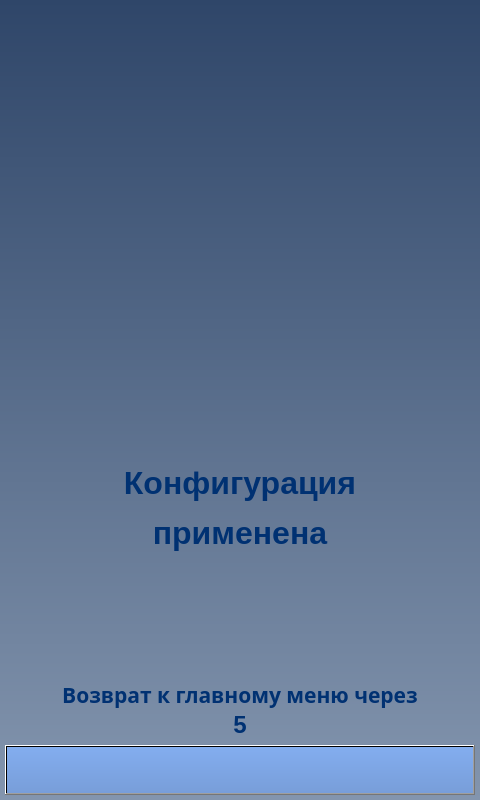
komrade2801/AutoSklad, file client/GUI/ui/screen_18_mass_drop_ok.ui: the form before one commit.
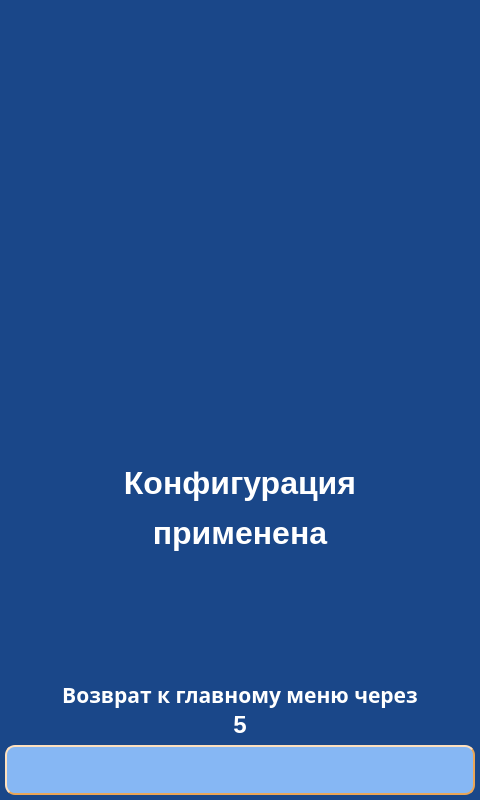
The form after the commit. Icons and pictures are not drawn.

Commit message: updated screens added new screens for drop operation

The edit to the form file:
```diff
--- a/client/GUI/ui/screen_18_mass_drop_ok.ui
+++ b/client/GUI/ui/screen_18_mass_drop_ok.ui
@@ -14,7 +14,31 @@
    <string>screen_18_mass_drop_ok</string>
   </property>
   <property name="styleSheet">
-   <string notr="true">background-color: qlineargradient(spread:pad, x1:0.5, y1:0, x2:0.5, y2:1, stop:0 rgba(47, 70, 105, 255), stop:1 rgba(131, 149, 174, 255));</string>
+   <string notr="true">QWidget{
+	background-color: #1A4789;
+}
+QLabel {
+	background: none;
+	color: #FFFFFF;
+	border-width: 0px;
+	border-radius: 0px;
+}
+#background {
+	color: #FFFFFF;
+	background-color: #1A4789;
+	border-width: 2px;
+	border-style: groove;
+	border-color: #ff9923;
+	border-radius: 0px;
+}
+QPushButton {
+	color: #000000;
+	background-color: #86B7F4;
+	border-width: 2px;
+	border-style: outset;
+	border-color: #EAA657;
+	border-radius: 10px;
+}</string>
   </property>
   <widget class="QPushButton" name="btn_back">
    <property name="geometry">
@@ -32,37 +56,26 @@
        <brush brushstyle="SolidPattern">
         <color alpha="255">
          <red>0</red>
-         <green>49</green>
-         <blue>114</blue>
+         <green>0</green>
+         <blue>0</blue>
         </color>
        </brush>
       </colorrole>
       <colorrole role="Button">
-       <brush brushstyle="LinearGradientPattern">
-        <gradient startx="0.500000000000000" starty="0.000000000000000" endx="0.500000000000000" endy="1.000000000000000" type="LinearGradient" spread="PadSpread" coordinatemode="ObjectBoundingMode">
-         <gradientstop position="0.000000000000000">
-          <color alpha="255">
-           <red>131</red>
-           <green>173</green>
-           <blue>239</blue>
-          </color>
-         </gradientstop>
-         <gradientstop position="1.000000000000000">
-          <color alpha="255">
-           <red>120</red>
-           <green>158</green>
-           <blue>217</blue>
-          </color>
-         </gradientstop>
-        </gradient>
+       <brush brushstyle="SolidPattern">
+        <color alpha="255">
+         <red>134</red>
+         <green>183</green>
+         <blue>244</blue>
+        </color>
        </brush>
       </colorrole>
       <colorrole role="Text">
        <brush brushstyle="SolidPattern">
         <color alpha="255">
          <red>0</red>
-         <green>49</green>
-         <blue>114</blue>
+         <green>0</green>
+         <blue>0</blue>
         </color>
        </brush>
       </colorrole>
@@ -70,49 +83,36 @@
        <brush brushstyle="SolidPattern">
         <color alpha="255">
          <red>0</red>
-         <green>49</green>
-         <blue>114</blue>
+         <green>0</green>
+         <blue>0</blue>
         </color>
        </brush>
       </colorrole>
       <colorrole role="Base">
-       <brush brushstyle="LinearGradientPattern">
-        <gradient startx="0.500000000000000" starty="0.000000000000000" endx="0.500000000000000" endy="1.000000000000000" type="LinearGradient" spread="PadSpread" coordinatemode="ObjectBoundingMode">
-         <gradientstop position="0.000000000000000">
-          <color alpha="255">
-           <red>131</red>
-           <green>173</green>
-           <blue>239</blue>
-          </color>
-         </gradientstop>
-         <gradientstop position="1.000000000000000">
-          <color alpha="255">
-           <red>120</red>
-           <green>158</green>
-           <blue>217</blue>
-          </color>
-         </gradientstop>
-        </gradient>
+       <brush brushstyle="SolidPattern">
+        <color alpha="255">
+         <red>134</red>
+         <green>183</green>
+         <blue>244</blue>
+        </color>
        </brush>
       </colorrole>
       <colorrole role="Window">
-       <brush brushstyle="LinearGradientPattern">
-        <gradient startx="0.500000000000000" starty="0.000000000000000" endx="0.500000000000000" endy="1.000000000000000" type="LinearGradient" spread="PadSpread" coordinatemode="ObjectBoundingMode">
-         <gradientstop position="0.000000000000000">
-          <color alpha="255">
-           <red>131</red>
-           <green>173</green>
-           <blue>239</blue>
-          </color>
-         </gradientstop>
-         <gradientstop position="1.000000000000000">
-          <color alpha="255">
-           <red>120</red>
-           <green>158</green>
-           <blue>217</blue>
-          </color>
-         </gradientstop>
-        </gradient>
+       <brush brushstyle="SolidPattern">
+        <color alpha="255">
+         <red>134</red>
+         <green>183</green>
+         <blue>244</blue>
+        </color>
+       </brush>
+      </colorrole>
+      <colorrole role="PlaceholderText">
+       <brush brushstyle="NoBrush">
+        <color alpha="128">
+         <red>0</red>
+         <green>49</green>
+         <blue>114</blue>
+        </color>
        </brush>
       </colorrole>
      </active>
@@ -121,37 +121,26 @@
        <brush brushstyle="SolidPattern">
         <color alpha="255">
          <red>0</red>
-         <green>49</green>
-         <blue>114</blue>
+         <green>0</green>
+         <blue>0</blue>
         </color>
        </brush>
       </colorrole>
       <colorrole role="Button">
-       <brush brushstyle="LinearGradientPattern">
-        <gradient startx="0.500000000000000" starty="0.000000000000000" endx="0.500000000000000" endy="1.000000000000000" type="LinearGradient" spread="PadSpread" coordinatemode="ObjectBoundingMode">
-         <gradientstop position="0.000000000000000">
-          <color alpha="255">
-           <red>131</red>
-           <green>173</green>
-           <blue>239</blue>
-          </color>
-         </gradientstop>
-         <gradientstop position="1.000000000000000">
-          <color alpha="255">
-           <red>120</red>
-           <green>158</green>
-           <blue>217</blue>
-          </color>
-         </gradientstop>
-        </gradient>
+       <brush brushstyle="SolidPattern">
+        <color alpha="255">
+         <red>134</red>
+         <green>183</green>
+         <blue>244</blue>
+        </color>
        </brush>
       </colorrole>
       <colorrole role="Text">
        <brush brushstyle="SolidPattern">
         <color alpha="255">
          <red>0</red>
-         <green>49</green>
-         <blue>114</blue>
+         <green>0</green>
+         <blue>0</blue>
         </color>
        </brush>
       </colorrole>
@@ -159,49 +148,36 @@
        <brush brushstyle="SolidPattern">
         <color alpha="255">
          <red>0</red>
-         <green>49</green>
-         <blue>114</blue>
+         <green>0</green>
+         <blue>0</blue>
         </color>
        </brush>
       </colorrole>
       <colorrole role="Base">
-       <brush brushstyle="LinearGradientPattern">
-        <gradient startx="0.500000000000000" starty="0.000000000000000" endx="0.500000000000000" endy="1.000000000000000" type="LinearGradient" spread="PadSpread" coordinatemode="ObjectBoundingMode">
-         <gradientstop position="0.000000000000000">
-          <color alpha="255">
-           <red>131</red>
-           <green>173</green>
-           <blue>239</blue>
-          </color>
-         </gradientstop>
-         <gradientstop position="1.000000000000000">
-          <color alpha="255">
-           <red>120</red>
-           <green>158</green>
-           <blue>217</blue>
-          </color>
-         </gradientstop>
-        </gradient>
+       <brush brushstyle="SolidPattern">
+        <color alpha="255">
+         <red>134</red>
+         <green>183</green>
+         <blue>244</blue>
+        </color>
        </brush>
       </colorrole>
       <colorrole role="Window">
-       <brush brushstyle="LinearGradientPattern">
-        <gradient startx="0.500000000000000" starty="0.000000000000000" endx="0.500000000000000" endy="1.000000000000000" type="LinearGradient" spread="PadSpread" coordinatemode="ObjectBoundingMode">
-         <gradientstop position="0.000000000000000">
-          <color alpha="255">
-           <red>131</red>
-           <green>173</green>
-           <blue>239</blue>
-          </color>
-         </gradientstop>
-         <gradientstop position="1.000000000000000">
-          <color alpha="255">
-           <red>120</red>
-           <green>158</green>
-           <blue>217</blue>
-          </color>
-         </gradientstop>
-        </gradient>
+       <brush brushstyle="SolidPattern">
+        <color alpha="255">
+         <red>134</red>
+         <green>183</green>
+         <blue>244</blue>
+        </color>
+       </brush>
+      </colorrole>
+      <colorrole role="PlaceholderText">
+       <brush brushstyle="NoBrush">
+        <color alpha="128">
+         <red>0</red>
+         <green>0</green>
+         <blue>0</blue>
+        </color>
        </brush>
       </colorrole>
      </inactive>
@@ -210,37 +186,26 @@
        <brush brushstyle="SolidPattern">
         <color alpha="255">
          <red>0</red>
-         <green>49</green>
-         <blue>114</blue>
+         <green>0</green>
+         <blue>0</blue>
         </color>
        </brush>
       </colorrole>
       <colorrole role="Button">
-       <brush brushstyle="LinearGradientPattern">
-        <gradient startx="0.500000000000000" starty="0.000000000000000" endx="0.500000000000000" endy="1.000000000000000" type="LinearGradient" spread="PadSpread" coordinatemode="ObjectBoundingMode">
-         <gradientstop position="0.000000000000000">
-          <color alpha="255">
-           <red>131</red>
-           <green>173</green>
-           <blue>239</blue>
-          </color>
-         </gradientstop>
-         <gradientstop position="1.000000000000000">
-          <color alpha="255">
-           <red>120</red>
-           <green>158</green>
-           <blue>217</blue>
-          </color>
-         </gradientstop>
-        </gradient>
+       <brush brushstyle="SolidPattern">
+        <color alpha="255">
+         <red>134</red>
+         <green>183</green>
+         <blue>244</blue>
+        </color>
        </brush>
       </colorrole>
       <colorrole role="Text">
        <brush brushstyle="SolidPattern">
         <color alpha="255">
          <red>0</red>
-         <green>49</green>
-         <blue>114</blue>
+         <green>0</green>
+         <blue>0</blue>
         </color>
        </brush>
       </colorrole>
@@ -248,49 +213,36 @@
        <brush brushstyle="SolidPattern">
         <color alpha="255">
          <red>0</red>
-         <green>49</green>
-         <blue>114</blue>
+         <green>0</green>
+         <blue>0</blue>
         </color>
        </brush>
       </colorrole>
       <colorrole role="Base">
-       <brush brushstyle="LinearGradientPattern">
-        <gradient startx="0.500000000000000" starty="0.000000000000000" endx="0.500000000000000" endy="1.000000000000000" type="LinearGradient" spread="PadSpread" coordinatemode="ObjectBoundingMode">
-         <gradientstop position="0.000000000000000">
-          <color alpha="255">
-           <red>131</red>
-           <green>173</green>
-           <blue>239</blue>
-          </color>
-         </gradientstop>
-         <gradientstop position="1.000000000000000">
-          <color alpha="255">
-           <red>120</red>
-           <green>158</green>
-           <blue>217</blue>
-          </color>
-         </gradientstop>
-        </gradient>
+       <brush brushstyle="SolidPattern">
+        <color alpha="255">
+         <red>134</red>
+         <green>183</green>
+         <blue>244</blue>
+        </color>
        </brush>
       </colorrole>
       <colorrole role="Window">
-       <brush brushstyle="LinearGradientPattern">
-        <gradient startx="0.500000000000000" starty="0.000000000000000" endx="0.500000000000000" endy="1.000000000000000" type="LinearGradient" spread="PadSpread" coordinatemode="ObjectBoundingMode">
-         <gradientstop position="0.000000000000000">
-          <color alpha="255">
-           <red>131</red>
-           <green>173</green>
-           <blue>239</blue>
-          </color>
-         </gradientstop>
-         <gradientstop position="1.000000000000000">
-          <color alpha="255">
-           <red>120</red>
-           <green>158</green>
-           <blue>217</blue>
-          </color>
-         </gradientstop>
-        </gradient>
+       <brush brushstyle="SolidPattern">
+        <color alpha="255">
+         <red>134</red>
+         <green>183</green>
+         <blue>244</blue>
+        </color>
+       </brush>
+      </colorrole>
+      <colorrole role="PlaceholderText">
+       <brush brushstyle="NoBrush">
+        <color alpha="128">
+         <red>0</red>
+         <green>49</green>
+         <blue>114</blue>
+        </color>
        </brush>
       </colorrole>
      </disabled>
@@ -309,10 +261,6 @@
    <property name="layoutDirection">
     <enum>Qt::LeftToRight</enum>
    </property>
-   <property name="styleSheet">
-    <string notr="true">background-color: qlineargradient(spread:pad, x1:0.5, y1:0, x2:0.5, y2:1, stop:0 rgba(131, 173, 239, 255), stop:1 rgba(120, 158, 217, 255));
-color: rgb(0, 49, 114);</string>
-   </property>
    <property name="text">
     <string/>
    </property>
@@ -342,9 +290,9 @@
       <colorrole role="WindowText">
        <brush brushstyle="SolidPattern">
         <color alpha="255">
-         <red>0</red>
-         <green>49</green>
-         <blue>114</blue>
+         <red>255</red>
+         <green>255</green>
+         <blue>255</blue>
         </color>
        </brush>
       </colorrole>
@@ -371,18 +319,18 @@
       <colorrole role="Text">
        <brush brushstyle="SolidPattern">
         <color alpha="255">
-         <red>0</red>
-         <green>49</green>
-         <blue>114</blue>
+         <red>255</red>
+         <green>255</green>
+         <blue>255</blue>
         </color>
        </brush>
       </colorrole>
       <colorrole role="ButtonText">
        <brush brushstyle="SolidPattern">
         <color alpha="255">
-         <red>0</red>
-         <green>49</green>
-         <blue>114</blue>
+         <red>255</red>
+         <green>255</green>
+         <blue>255</blue>
         </color>
        </brush>
       </colorrole>
@@ -426,14 +374,23 @@
         </gradient>
        </brush>
       </colorrole>
+      <colorrole role="PlaceholderText">
+       <brush brushstyle="NoBrush">
+        <color alpha="128">
+         <red>0</red>
+         <green>49</green>
+         <blue>114</blue>
+        </color>
+       </brush>
+      </colorrole>
      </active>
      <inactive>
       <colorrole role="WindowText">
        <brush brushstyle="SolidPattern">
         <color alpha="255">
-         <red>0</red>
-         <green>49</green>
-         <blue>114</blue>
+         <red>255</red>
+         <green>255</green>
+         <blue>255</blue>
         </color>
        </brush>
       </colorrole>
@@ -460,18 +417,18 @@
       <colorrole role="Text">
        <brush brushstyle="SolidPattern">
         <color alpha="255">
-         <red>0</red>
-         <green>49</green>
-         <blue>114</blue>
+         <red>255</red>
+         <green>255</green>
+         <blue>255</blue>
         </color>
        </brush>
       </colorrole>
       <colorrole role="ButtonText">
        <brush brushstyle="SolidPattern">
         <color alpha="255">
-         <red>0</red>
-         <green>49</green>
-         <blue>114</blue>
+         <red>255</red>
+         <green>255</green>
+         <blue>255</blue>
         </color>
        </brush>
       </colorrole>
@@ -515,14 +472,23 @@
         </gradient>
        </brush>
       </colorrole>
+      <colorrole role="PlaceholderText">
+       <brush brushstyle="NoBrush">
+        <color alpha="128">
+         <red>255</red>
+         <green>255</green>
+         <blue>255</blue>
+        </color>
+       </brush>
+      </colorrole>
      </inactive>
      <disabled>
       <colorrole role="WindowText">
        <brush brushstyle="SolidPattern">
         <color alpha="255">
-         <red>0</red>
-         <green>49</green>
-         <blue>114</blue>
+         <red>255</red>
+         <green>255</green>
+         <blue>255</blue>
         </color>
        </brush>
       </colorrole>
@@ -549,18 +515,18 @@
       <colorrole role="Text">
        <brush brushstyle="SolidPattern">
         <color alpha="255">
-         <red>0</red>
-         <green>49</green>
-         <blue>114</blue>
+         <red>255</red>
+         <green>255</green>
+         <blue>255</blue>
         </color>
        </brush>
       </colorrole>
       <colorrole role="ButtonText">
        <brush brushstyle="SolidPattern">
         <color alpha="255">
-         <red>0</red>
-         <green>49</green>
-         <blue>114</blue>
+         <red>255</red>
+         <green>255</green>
+         <blue>255</blue>
         </color>
        </brush>
       </colorrole>
@@ -604,6 +570,15 @@
         </gradient>
        </brush>
       </colorrole>
+      <colorrole role="PlaceholderText">
+       <brush brushstyle="NoBrush">
+        <color alpha="128">
+         <red>0</red>
+         <green>49</green>
+         <blue>114</blue>
+        </color>
+       </brush>
+      </colorrole>
      </disabled>
     </palette>
    </property>
@@ -615,10 +590,6 @@
      <bold>true</bold>
     </font>
    </property>
-   <property name="styleSheet">
-    <string notr="true">color: rgb(0, 49, 114);
-background-color: qlineargradient(spread:pad, x1:0, y1:0, x2:1, y2:0, stop:0 rgba(0, 0, 0, 0), stop:1 rgba(255, 255, 255, 0));</string>
-   </property>
    <property name="text">
     <string>Возврат к главному меню через</string>
    </property>
@@ -635,9 +606,6 @@
      <height>250</height>
     </rect>
    </property>
-   <property name="styleSheet">
-    <string notr="true">background-color: qlineargradient(spread:pad, x1:0, y1:0, x2:1, y2:0, stop:0 rgba(0, 0, 0, 0), stop:1 rgba(255, 255, 255, 0));</string>
-   </property>
    <property name="text">
     <string/>
    </property>
@@ -663,9 +631,9 @@
       <colorrole role="WindowText">
        <brush brushstyle="SolidPattern">
         <color alpha="255">
-         <red>0</red>
-         <green>49</green>
-         <blue>114</blue>
+         <red>255</red>
+         <green>255</green>
+         <blue>255</blue>
         </color>
        </brush>
       </colorrole>
@@ -692,18 +660,18 @@
       <colorrole role="Text">
        <brush brushstyle="SolidPattern">
         <color alpha="255">
-         <red>0</red>
-         <green>49</green>
-         <blue>114</blue>
+         <red>255</red>
+         <green>255</green>
+         <blue>255</blue>
         </color>
        </brush>
       </colorrole>
       <colorrole role="ButtonText">
        <brush brushstyle="SolidPattern">
         <color alpha="255">
-         <red>0</red>
-         <green>49</green>
-         <blue>114</blue>
+         <red>255</red>
+         <green>255</green>
+         <blue>255</blue>
         </color>
        </brush>
       </colorrole>
@@ -747,14 +715,23 @@
         </gradient>
        </brush>
       </colorrole>
+      <colorrole role="PlaceholderText">
+       <brush brushstyle="NoBrush">
+        <color alpha="128">
+         <red>0</red>
+         <green>49</green>
+         <blue>114</blue>
+        </color>
+       </brush>
+      </colorrole>
      </active>
      <inactive>
       <colorrole role="WindowText">
        <brush brushstyle="SolidPattern">
         <color alpha="255">
-         <red>0</red>
-         <green>49</green>
-         <blue>114</blue>
+         <red>255</red>
+         <green>255</green>
+         <blue>255</blue>
         </color>
        </brush>
       </colorrole>
@@ -781,18 +758,18 @@
       <colorrole role="Text">
        <brush brushstyle="SolidPattern">
         <color alpha="255">
-         <red>0</red>
-         <green>49</green>
-         <blue>114</blue>
+         <red>255</red>
+         <green>255</green>
+         <blue>255</blue>
         </color>
        </brush>
       </colorrole>
       <colorrole role="ButtonText">
        <brush brushstyle="SolidPattern">
         <color alpha="255">
-         <red>0</red>
-         <green>49</green>
-         <blue>114</blue>
+         <red>255</red>
+         <green>255</green>
+         <blue>255</blue>
         </color>
        </brush>
       </colorrole>
@@ -836,14 +813,23 @@
         </gradient>
        </brush>
       </colorrole>
+      <colorrole role="PlaceholderText">
+       <brush brushstyle="NoBrush">
+        <color alpha="128">
+         <red>255</red>
+         <green>255</green>
+         <blue>255</blue>
+        </color>
+       </brush>
+      </colorrole>
      </inactive>
      <disabled>
       <colorrole role="WindowText">
        <brush brushstyle="SolidPattern">
         <color alpha="255">
-         <red>0</red>
-         <green>49</green>
-         <blue>114</blue>
+         <red>255</red>
+         <green>255</green>
+         <blue>255</blue>
         </color>
        </brush>
       </colorrole>
@@ -870,18 +856,18 @@
       <colorrole role="Text">
        <brush brushstyle="SolidPattern">
         <color alpha="255">
-         <red>0</red>
-         <green>49</green>
-         <blue>114</blue>
+         <red>255</red>
+         <green>255</green>
+         <blue>255</blue>
         </color>
        </brush>
       </colorrole>
       <colorrole role="ButtonText">
        <brush brushstyle="SolidPattern">
         <color alpha="255">
-         <red>0</red>
-         <green>49</green>
-         <blue>114</blue>
+         <red>255</red>
+         <green>255</green>
+         <blue>255</blue>
         </color>
        </brush>
       </colorrole>
@@ -925,6 +911,15 @@
         </gradient>
        </brush>
       </colorrole>
+      <colorrole role="PlaceholderText">
+       <brush brushstyle="NoBrush">
+        <color alpha="128">
+         <red>0</red>
+         <green>49</green>
+         <blue>114</blue>
+        </color>
+       </brush>
+      </colorrole>
      </disabled>
     </palette>
    </property>
@@ -935,10 +930,6 @@
      <bold>true</bold>
     </font>
    </property>
-   <property name="styleSheet">
-    <string notr="true">color: rgb(0, 49, 114);
-background-color: qlineargradient(spread:pad, x1:0, y1:0, x2:1, y2:0, stop:0 rgba(0, 0, 0, 0), stop:1 rgba(255, 255, 255, 0));</string>
-   </property>
    <property name="text">
     <string>5</string>
    </property>
@@ -961,9 +952,9 @@
       <colorrole role="WindowText">
        <brush brushstyle="SolidPattern">
         <color alpha="255">
-         <red>0</red>
-         <green>49</green>
-         <blue>114</blue>
+         <red>255</red>
+         <green>255</green>
+         <blue>255</blue>
         </color>
        </brush>
       </colorrole>
@@ -990,18 +981,18 @@
       <colorrole role="Text">
        <brush brushstyle="SolidPattern">
         <color alpha="255">
-         <red>0</red>
-         <green>49</green>
-         <blue>114</blue>
+         <red>255</red>
+         <green>255</green>
+         <blue>255</blue>
         </color>
        </brush>
       </colorrole>
       <colorrole role="ButtonText">
        <brush brushstyle="SolidPattern">
         <color alpha="255">
-         <red>0</red>
-         <green>49</green>
-         <blue>114</blue>
+         <red>255</red>
+         <green>255</green>
+         <blue>255</blue>
         </color>
        </brush>
       </colorrole>
@@ -1045,14 +1036,23 @@
         </gradient>
        </brush>
       </colorrole>
+      <colorrole role="PlaceholderText">
+       <brush brushstyle="NoBrush">
+        <color alpha="128">
+         <red>0</red>
+         <green>49</green>
+         <blue>114</blue>
+        </color>
+       </brush>
+      </colorrole>
      </active>
      <inactive>
       <colorrole role="WindowText">
        <brush brushstyle="SolidPattern">
         <color alpha="255">
-         <red>0</red>
-         <green>49</green>
-         <blue>114</blue>
+         <red>255</red>
+         <green>255</green>
+         <blue>255</blue>
         </color>
        </brush>
       </colorrole>
@@ -1079,18 +1079,18 @@
       <colorrole role="Text">
        <brush brushstyle="SolidPattern">
         <color alpha="255">
-         <red>0</red>
-         <green>49</green>
-         <blue>114</blue>
+         <red>255</red>
+         <green>255</green>
+         <blue>255</blue>
         </color>
        </brush>
       </colorrole>
       <colorrole role="ButtonText">
        <brush brushstyle="SolidPattern">
         <color alpha="255">
-         <red>0</red>
-         <green>49</green>
-         <blue>114</blue>
+         <red>255</red>
+         <green>255</green>
+         <blue>255</blue>
         </color>
        </brush>
       </colorrole>
@@ -1134,14 +1134,23 @@
         </gradient>
        </brush>
       </colorrole>
+      <colorrole role="PlaceholderText">
+       <brush brushstyle="NoBrush">
+        <color alpha="128">
+         <red>255</red>
+         <green>255</green>
+         <blue>255</blue>
+        </color>
+       </brush>
+      </colorrole>
      </inactive>
      <disabled>
       <colorrole role="WindowText">
        <brush brushstyle="SolidPattern">
         <color alpha="255">
-         <red>0</red>
-         <green>49</green>
-         <blue>114</blue>
+         <red>255</red>
+         <green>255</green>
+         <blue>255</blue>
         </color>
        </brush>
       </colorrole>
@@ -1168,18 +1177,18 @@
       <colorrole role="Text">
        <brush brushstyle="SolidPattern">
         <color alpha="255">
-         <red>0</red>
-         <green>49</green>
-         <blue>114</blue>
+         <red>255</red>
+         <green>255</green>
+         <blue>255</blue>
         </color>
        </brush>
       </colorrole>
       <colorrole role="ButtonText">
        <brush brushstyle="SolidPattern">
         <color alpha="255">
-         <red>0</red>
-         <green>49</green>
-         <blue>114</blue>
+         <red>255</red>
+         <green>255</green>
+         <blue>255</blue>
         </color>
        </brush>
       </colorrole>
@@ -1223,6 +1232,15 @@
         </gradient>
        </brush>
       </colorrole>
+      <colorrole role="PlaceholderText">
+       <brush brushstyle="NoBrush">
+        <color alpha="128">
+         <red>0</red>
+         <green>49</green>
+         <blue>114</blue>
+        </color>
+       </brush>
+      </colorrole>
      </disabled>
     </palette>
    </property>
@@ -1234,10 +1252,6 @@
      <bold>true</bold>
     </font>
    </property>
-   <property name="styleSheet">
-    <string notr="true">color: rgb(0, 49, 114);
-background-color: qlineargradient(spread:pad, x1:0, y1:0, x2:1, y2:0, stop:0 rgba(0, 0, 0, 0), stop:1 rgba(255, 255, 255, 0));</string>
-   </property>
    <property name="text">
     <string>применена</string>
    </property>
@@ -1260,9 +1274,9 @@
       <colorrole role="WindowText">
        <brush brushstyle="SolidPattern">
         <color alpha="255">
-         <red>0</red>
-         <green>49</green>
-         <blue>114</blue>
+         <red>255</red>
+         <green>255</green>
+         <blue>255</blue>
         </color>
        </brush>
       </colorrole>
@@ -1289,18 +1303,18 @@
       <colorrole role="Text">
        <brush brushstyle="SolidPattern">
         <color alpha="255">
-         <red>0</red>
-         <green>49</green>
-         <blue>114</blue>
+         <red>255</red>
+         <green>255</green>
+         <blue>255</blue>
         </color>
        </brush>
       </colorrole>
       <colorrole role="ButtonText">
        <brush brushstyle="SolidPattern">
         <color alpha="255">
-         <red>0</red>
-         <green>49</green>
-         <blue>114</blue>
+         <red>255</red>
+         <green>255</green>
+         <blue>255</blue>
         </color>
        </brush>
       </colorrole>
@@ -1344,14 +1358,23 @@
         </gradient>
        </brush>
       </colorrole>
+      <colorrole role="PlaceholderText">
+       <brush brushstyle="NoBrush">
+        <color alpha="128">
+         <red>0</red>
+         <green>49</green>
+         <blue>114</blue>
+        </color>
+       </brush>
+      </colorrole>
      </active>
      <inactive>
       <colorrole role="WindowText">
        <brush brushstyle="SolidPattern">
         <color alpha="255">
-         <red>0</red>
-         <green>49</green>
-         <blue>114</blue>
+         <red>255</red>
+         <green>255</green>
+         <blue>255</blue>
         </color>
        </brush>
       </colorrole>
@@ -1378,18 +1401,18 @@
       <colorrole role="Text">
        <brush brushstyle="SolidPattern">
         <color alpha="255">
-         <red>0</red>
-         <green>49</green>
-         <blue>114</blue>
+         <red>255</red>
+         <green>255</green>
+         <blue>255</blue>
         </color>
        </brush>
       </colorrole>
       <colorrole role="ButtonText">
        <brush brushstyle="SolidPattern">
         <color alpha="255">
-         <red>0</red>
-         <green>49</green>
-         <blue>114</blue>
+         <red>255</red>
+         <green>255</green>
+         <blue>255</blue>
         </color>
        </brush>
       </colorrole>
@@ -1433,14 +1456,23 @@
         </gradient>
        </brush>
       </colorrole>
+      <colorrole role="PlaceholderText">
+       <brush brushstyle="NoBrush">
+        <color alpha="128">
+         <red>255</red>
+         <green>255</green>
+         <blue>255</blue>
+        </color>
+       </brush>
+      </colorrole>
      </inactive>
      <disabled>
       <colorrole role="WindowText">
        <brush brushstyle="SolidPattern">
         <color alpha="255">
-         <red>0</red>
-         <green>49</green>
-         <blue>114</blue>
+         <red>255</red>
+         <green>255</green>
+         <blue>255</blue>
         </color>
        </brush>
       </colorrole>
@@ -1467,18 +1499,18 @@
       <colorrole role="Text">
        <brush brushstyle="SolidPattern">
         <color alpha="255">
-         <red>0</red>
-         <green>49</green>
-         <blue>114</blue>
+         <red>255</red>
+         <green>255</green>
+         <blue>255</blue>
         </color>
        </brush>
       </colorrole>
       <colorrole role="ButtonText">
        <brush brushstyle="SolidPattern">
         <color alpha="255">
-         <red>0</red>
-         <green>49</green>
-         <blue>114</blue>
+         <red>255</red>
+         <green>255</green>
+         <blue>255</blue>
         </color>
        </brush>
       </colorrole>
@@ -1522,6 +1554,15 @@
         </gradient>
        </brush>
       </colorrole>
+      <colorrole role="PlaceholderText">
+       <brush brushstyle="NoBrush">
+        <color alpha="128">
+         <red>0</red>
+         <green>49</green>
+         <blue>114</blue>
+        </color>
+       </brush>
+      </colorrole>
      </disabled>
     </palette>
    </property>
@@ -1533,10 +1574,6 @@
      <bold>true</bold>
     </font>
    </property>
-   <property name="styleSheet">
-    <string notr="true">color: rgb(0, 49, 114);
-background-color: qlineargradient(spread:pad, x1:0, y1:0, x2:1, y2:0, stop:0 rgba(0, 0, 0, 0), stop:1 rgba(255, 255, 255, 0));</string>
-   </property>
    <property name="text">
     <string>Конфигурация</string>
    </property>
```
Left out of the diff: 10 changed lines with no effect on the pictures. The commit also changes 28 other files.
